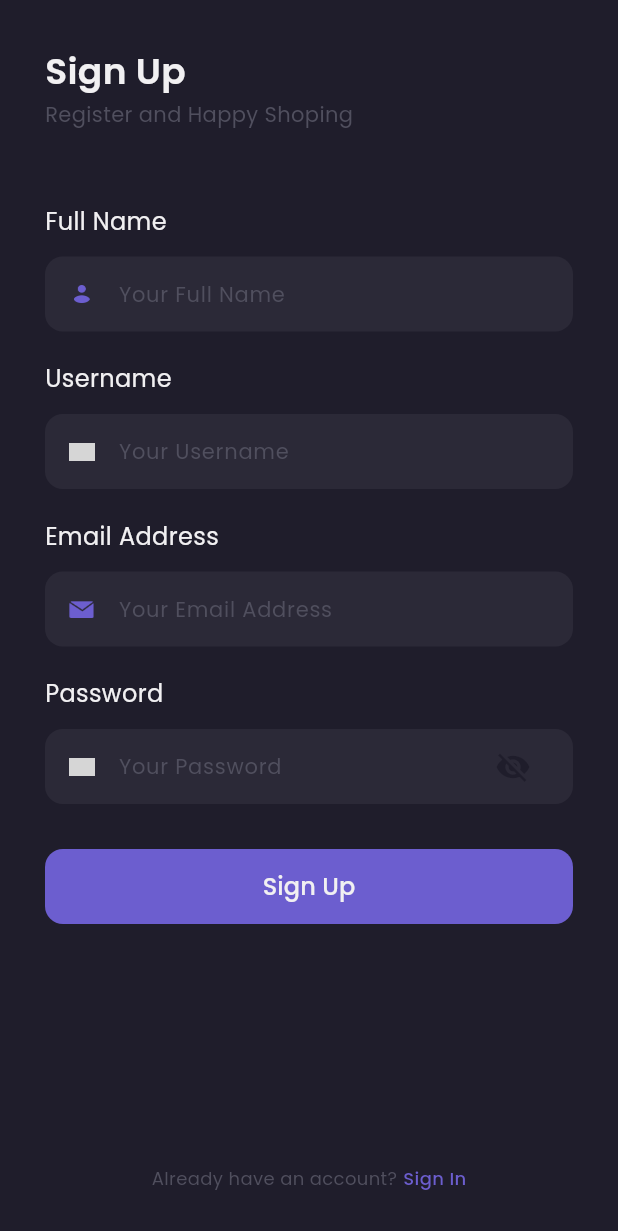
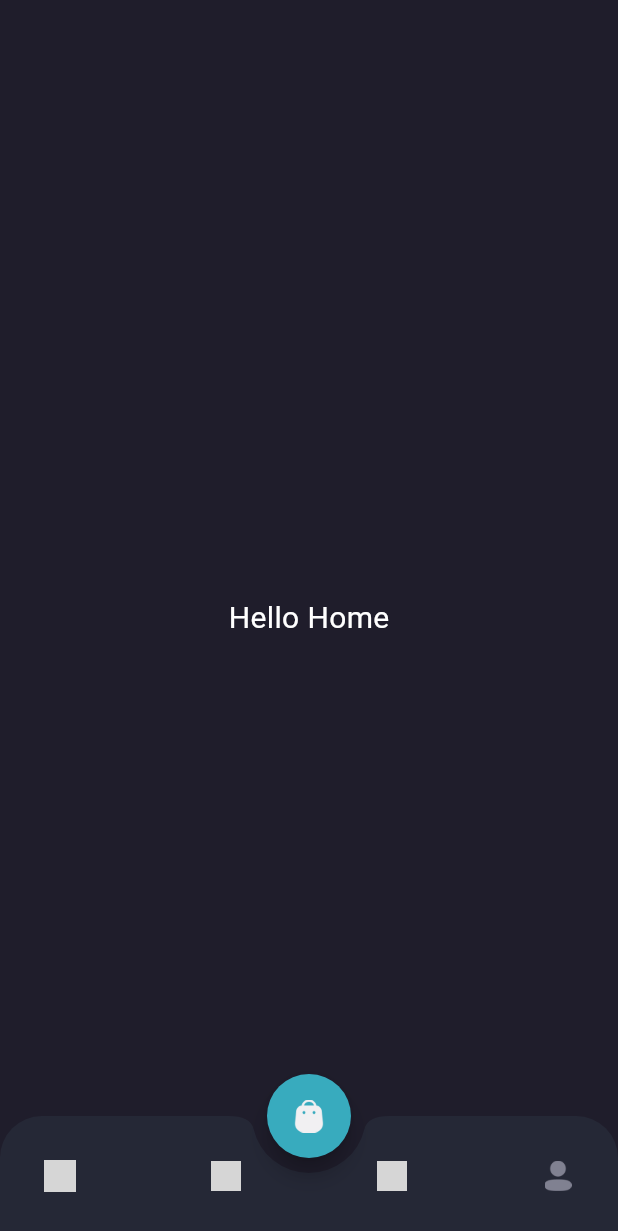
Before and after one commit to louis-sxcv45/dripsta-application, a Flutter app: the SignUpScreen screen opened by its route, after a tap on "Sign Up", on a phone screen of 412 x 824 dp. Shown: the top 1231 px of the screen. Run offline on Flutter 3.47's test engine with Material 3 defaults, Android fonts, the phone set to English and light mode, and no system bars; our stand-ins replace get, go_router, google_fonts; grey boxes are pictures that could not be loaded.

Commit message:
create bottom nav bar and import getX

```diff
--- /dev/null
+++ b/lib/controller/main_screen_controller.dart
@@ -0,0 +1,9 @@
+import 'package:get/get.dart';
+
+class MainScreenController extends GetxController {
+  var currentIndex = 0.obs;
+
+  void changeIndex(int i) {
+    currentIndex.value = i;
+  }
+}
--- a/lib/routes/app_routes.dart
+++ b/lib/routes/app_routes.dart
@@ -1,5 +1,10 @@
-import 'package:dripsta/screens/sign_in_screen.dart';
-import 'package:dripsta/screens/sign_up_screen.dart';
+import 'package:dripsta/screens/auth/sign_in_screen.dart';
+import 'package:dripsta/screens/auth/sign_up_screen.dart';
+import 'package:dripsta/screens/home/chat_screen.dart';
+import 'package:dripsta/screens/home/home_screen.dart';
+import 'package:dripsta/screens/home/main_screen.dart';
+import 'package:dripsta/screens/home/profile_screen.dart';
+import 'package:dripsta/screens/home/whistlist_screen.dart';
 import 'package:dripsta/screens/splash_screen.dart';
 import 'package:go_router/go_router.dart';
 
@@ -18,6 +23,30 @@ final GoRouter _goRoute = GoRouter(
           path: 'signUp',
           builder: (context, state) => const SignUpScreen(),
         ),
+
+        ShellRoute(
+          builder: (context, state, child) => MainScreen(
+            child: child,
+          ),
+          routes: [
+            GoRoute(
+              path: 'home',
+              builder: (context, state) => const HomeScreen(),
+            ),
+            GoRoute(
+              path: 'chat',
+              builder: (context, state) => const ChatScreen(),
+            ),
+            GoRoute(
+              path: 'whistList',
+              builder: (context, state) => const WhistlistScreen(),
+            ),
+            GoRoute(
+              path: 'profile',
+              builder: (context, state) => const ProfileScreen(),
+            ),
+          ],
+        ),
       ],
     ),
   ],
--- a/lib/screens/sign_up_screen.dart
+++ b/lib/screens/auth/sign_in_screen.dart
@@ -7,17 +7,14 @@ import 'package:dripsta/style_manager/values_manager.dart';
 import 'package:flutter/material.dart';
 import 'package:go_router/go_router.dart';
 
-class SignUpScreen extends StatefulWidget {
-  const SignUpScreen({super.key});
+class SignInScreen extends StatefulWidget {
+  const SignInScreen({super.key});
 
   @override
-  State<SignUpScreen> createState() => _SignUpScreenState();
+  State<SignInScreen> createState() => _SignInScreenState();
 }
 
-class _SignUpScreenState extends State<SignUpScreen> {
-
-  TextEditingController fullNameController = TextEditingController();
-  TextEditingController usernameController = TextEditingController();
+class _SignInScreenState extends State<SignInScreen> {
   TextEditingController emailController = TextEditingController();
   TextEditingController passwordController = TextEditingController();
   String pathImage = ImagePath.assetPath;
@@ -36,7 +33,7 @@ class _SignUpScreenState extends State<SignUpScreen> {
               Container(
                 margin: EdgeInsets.only(top: AppMargin.m30),
                 child: Text(
-                  'Sign Up',
+                  'Login',
                   style: primaryTextStyle.copyWith(
                     fontSize: AppSize.s24,
                     fontWeight: FontWeightManager.semiBold,
@@ -47,35 +44,15 @@ class _SignUpScreenState extends State<SignUpScreen> {
               SizedBox(height: AppSize.s2),
 
               Container(
-                margin: EdgeInsets.only(bottom: AppMargin.m50),
+                margin: EdgeInsets.only(bottom: AppMargin.m70),
                 child: Text(
-                  'Register and Happy Shoping',
+                  'Sign In to Countinue',
                   style: thirdTextStyle.copyWith(
                     fontSize: AppSize.s14,
                     fontWeight: FontWeightManager.regular,
                   ),
                 ),
               ),
-
-              FormInput(
-                controller: fullNameController,
-                labelText: 'Full Name',
-                hintText: 'Your Full Name',
-                keyboardType: TextInputType.name,
-                iconPath: '$pathImage/fullname_icon.png',
-              ),
-
-              SizedBox(height: AppSize.s20),
-
-              FormInput(
-                controller: usernameController,
-                labelText: 'Username',
-                hintText: 'Your Username',
-                iconPath: '$pathImage/username_icon.png',
-                keyboardType: TextInputType.text,
-              ),
-
-              SizedBox(height: AppSize.s20),
 
               FormInput(
                 controller: emailController,
@@ -109,9 +86,11 @@ class _SignUpScreenState extends State<SignUpScreen> {
                       borderRadius: BorderRadiusGeometry.circular(AppSize.s12)
                     )
                   ),
-                  onPressed: (){},
+                  onPressed: (){
+                    context.go('/home');
+                  },
                   child: Text(
-                    'Sign Up',
+                    'Sign In',
                     style: primaryTextStyle.copyWith(
                       fontSize: FontSizeManager.f16,
                       fontWeight: FontWeightManager.medium
@@ -128,7 +107,7 @@ class _SignUpScreenState extends State<SignUpScreen> {
                   mainAxisAlignment: MainAxisAlignment.center,
                   children: [
                     Text(
-                      'Already have an account?',
+                      'Don\'t have an account?',
                       style: thirdTextStyle.copyWith(
                         fontSize: AppSize.s12,
                         fontWeight: FontWeightManager.regular,
@@ -140,9 +119,9 @@ class _SignUpScreenState extends State<SignUpScreen> {
                     ),
 
                     GestureDetector(
-                      onTap: () => context.go('/signIn'),
+                      onTap: () => context.go('/signUp'),
                       child: Text(
-                        'Sign In',
+                        'Sign Up',
                         style: primaryColor.copyWith(
                           fontSize: AppSize.s12,
                           fontWeight: FontWeightManager.medium
--- a/lib/screens/sign_in_screen.dart
+++ b/lib/screens/auth/sign_up_screen.dart
@@ -7,14 +7,17 @@ import 'package:dripsta/style_manager/values_manager.dart';
 import 'package:flutter/material.dart';
 import 'package:go_router/go_router.dart';
 
-class SignInScreen extends StatefulWidget {
-  const SignInScreen({super.key});
+class SignUpScreen extends StatefulWidget {
+  const SignUpScreen({super.key});
 
   @override
-  State<SignInScreen> createState() => _SignInScreenState();
+  State<SignUpScreen> createState() => _SignUpScreenState();
 }
 
-class _SignInScreenState extends State<SignInScreen> {
+class _SignUpScreenState extends State<SignUpScreen> {
+
+  TextEditingController fullNameController = TextEditingController();
+  TextEditingController usernameController = TextEditingController();
   TextEditingController emailController = TextEditingController();
   TextEditingController passwordController = TextEditingController();
   String pathImage = ImagePath.assetPath;
@@ -33,7 +36,7 @@ class _SignInScreenState extends State<SignInScreen> {
               Container(
                 margin: EdgeInsets.only(top: AppMargin.m30),
                 child: Text(
-                  'Login',
+                  'Sign Up',
                   style: primaryTextStyle.copyWith(
                     fontSize: AppSize.s24,
                     fontWeight: FontWeightManager.semiBold,
@@ -44,15 +47,35 @@ class _SignInScreenState extends State<SignInScreen> {
               SizedBox(height: AppSize.s2),
 
               Container(
-                margin: EdgeInsets.only(bottom: AppMargin.m70),
+                margin: EdgeInsets.only(bottom: AppMargin.m50),
                 child: Text(
-                  'Sign In to Countinue',
+                  'Register and Happy Shoping',
                   style: thirdTextStyle.copyWith(
                     fontSize: AppSize.s14,
                     fontWeight: FontWeightManager.regular,
                   ),
                 ),
               ),
+
+              FormInput(
+                controller: fullNameController,
+                labelText: 'Full Name',
+                hintText: 'Your Full Name',
+                keyboardType: TextInputType.name,
+                iconPath: '$pathImage/fullname_icon.png',
+              ),
+
+              SizedBox(height: AppSize.s20),
+
+              FormInput(
+                controller: usernameController,
+                labelText: 'Username',
+                hintText: 'Your Username',
+                iconPath: '$pathImage/username_icon.png',
+                keyboardType: TextInputType.text,
+              ),
+
+              SizedBox(height: AppSize.s20),
 
               FormInput(
                 controller: emailController,
@@ -86,9 +109,11 @@ class _SignInScreenState extends State<SignInScreen> {
                       borderRadius: BorderRadiusGeometry.circular(AppSize.s12)
                     )
                   ),
-                  onPressed: (){},
+                  onPressed: (){
+                    context.go('/home');
+                  },
                   child: Text(
-                    'Sign In',
+                    'Sign Up',
                     style: primaryTextStyle.copyWith(
                       fontSize: FontSizeManager.f16,
                       fontWeight: FontWeightManager.medium
@@ -105,7 +130,7 @@ class _SignInScreenState extends State<SignInScreen> {
                   mainAxisAlignment: MainAxisAlignment.center,
                   children: [
                     Text(
-                      'Don\'t have an account?',
+                      'Already have an account?',
                       style: thirdTextStyle.copyWith(
                         fontSize: AppSize.s12,
                         fontWeight: FontWeightManager.regular,
@@ -117,9 +142,9 @@ class _SignInScreenState extends State<SignInScreen> {
                     ),
 
                     GestureDetector(
-                      onTap: () => context.go('/signUp'),
+                      onTap: () => context.go('/signIn'),
                       child: Text(
-                        'Sign Up',
+                        'Sign In',
                         style: primaryColor.copyWith(
                           fontSize: AppSize.s12,
                           fontWeight: FontWeightManager.medium
--- /dev/null
+++ b/lib/screens/home/home_screen.dart
@@ -0,0 +1,20 @@
+import 'package:dripsta/style_manager/colors_manager.dart';
+import 'package:dripsta/style_manager/values_manager.dart';
+import 'package:flutter/material.dart';
+
+class HomeScreen extends StatelessWidget {
+  const HomeScreen({super.key});
+
+  @override
+  Widget build(BuildContext context) {
+    return Scaffold(
+      backgroundColor: ColorsManager.bgColorOne,
+      body: Center(
+        child: Text('Hello Home', style: TextStyle(
+          fontSize: AppSize.s20,
+          color: Colors.white
+        ),),
+      ),
+    );
+  }
+}
--- /dev/null
+++ b/lib/screens/home/main_screen.dart
@@ -0,0 +1,67 @@
+import 'package:dripsta/controller/main_screen_controller.dart';
+import 'package:dripsta/style_manager/colors_manager.dart';
+import 'package:dripsta/style_manager/image_path.dart';
+import 'package:dripsta/style_manager/values_manager.dart';
+import 'package:flutter/material.dart';
+import 'package:get/get.dart';
+import 'package:go_router/go_router.dart';
+
+class MainScreen extends StatelessWidget {
+  final Widget child;
+  const MainScreen({super.key, required this.child});
+
+  @override
+  Widget build(BuildContext context) {
+    String pathImage = ImagePath.assetPath;
+    final MainScreenController mc = Get.put(MainScreenController());
+
+    return Obx(
+      ()=> Scaffold(
+        body: child,
+        extendBody: true,
+        backgroundColor: ColorsManager.bgColorOne,
+        floatingActionButtonLocation: FloatingActionButtonLocation.centerDocked,
+        bottomNavigationBar: ClipRRect(
+          borderRadius: BorderRadius.vertical(
+            top: Radius.circular(AppSize.s28)
+          ),
+          child: BottomAppBar(
+            color: ColorsManager.bgColorFour,
+            shape: CircularNotchedRectangle(),
+            notchMargin: AppMargin.m10,
+            clipBehavior: Clip.antiAlias,
+            child: Row(
+              mainAxisAlignment: MainAxisAlignment.spaceBetween,
+              children: [
+                IconButton(onPressed: (){
+                  mc.changeIndex(0);
+                  context.go('/home');
+                // ignore: unrelated_type_equality_checks
+                }, icon: Image.asset('$pathImage/icon_home.png', width: AppSize.s21, color: mc.currentIndex == 0 ? ColorsManager.primaryColor : null)),
+                IconButton(onPressed: (){
+                  mc.changeIndex(1);
+                  context.go('/chat');
+                }, icon: Image.asset('$pathImage/icon_chat.png', width: AppSize.s20, color: mc.currentIndex == 1 ? ColorsManager.primaryColor : null)),
+                IconButton(onPressed: (){
+                  mc.changeIndex(2);
+                  context.go('/whistList');
+                }, icon: Image.asset('$pathImage/icon_whistlist.png', width: AppSize.s20, color: mc.currentIndex == 2 ? ColorsManager.primaryColor : null)),
+                IconButton(onPressed: (){
+                  mc.changeIndex(3);
+                  context.go('/profile');
+                }, icon: Image.asset('$pathImage/icon_profile.png', width: AppSize.s18, color: mc.currentIndex == 3 ? ColorsManager.primaryColor : null)),
+              ],
+            ),
+          ),
+        ),
+        floatingActionButton: FloatingActionButton(
+          backgroundColor: ColorsManager.secondaryColor,
+          shape: CircleBorder(),
+
+          onPressed: () {},
+          child: Image.asset('$pathImage/icon_cart.png', width: AppSize.s20),
+        ),
+      ),
+    );
+  }
+}
--- a/lib/style_manager/colors_manager.dart
+++ b/lib/style_manager/colors_manager.dart
@@ -8,6 +8,7 @@ class ColorsManager {
   static Color bgColorOne = HexColor.fromHex('#1F1D2B');
   static Color bgColorTwo = HexColor.fromHex('#2B2937');
   static Color bgColorThree = HexColor.fromHex('#242231');
+  static Color bgColorFour = HexColor.fromHex('#252836');
   static Color primaryTextColor = HexColor.fromHex('#F1F0F2');
   static Color secondaryTextColor = HexColor.fromHex('#999999');
   static Color thirdTextColor = HexColor.fromHex('#504F5E');
--- a/lib/style_manager/values_manager.dart
+++ b/lib/style_manager/values_manager.dart
@@ -49,6 +49,7 @@ class AppSize {
   static const double s16 = 16.0;
   static const double s18 = 18.0;
   static const double s20 = 20.0;
+  static const double s21 = 21.0;
   static const double s22 = 22.0;
   static const double s24 = 24.0;
   static const double s28 = 28.0;
--- a/pubspec.yaml
+++ b/pubspec.yaml
@@ -36,6 +36,7 @@ dependencies:
   cupertino_icons: ^1.0.8
   google_fonts: ^6.3.2
   go_router: ^17.0.0
+  get: ^4.7.2
 
 dev_dependencies:
   flutter_test:
```
Also changed, not shown: lib/screens/home/chat_screen.dart (added, +20 -0 lines), lib/screens/home/profile_screen.dart (added, +20 -0 lines), lib/screens/home/whistlist_screen.dart (added, +20 -0 lines), pubspec.lock.
